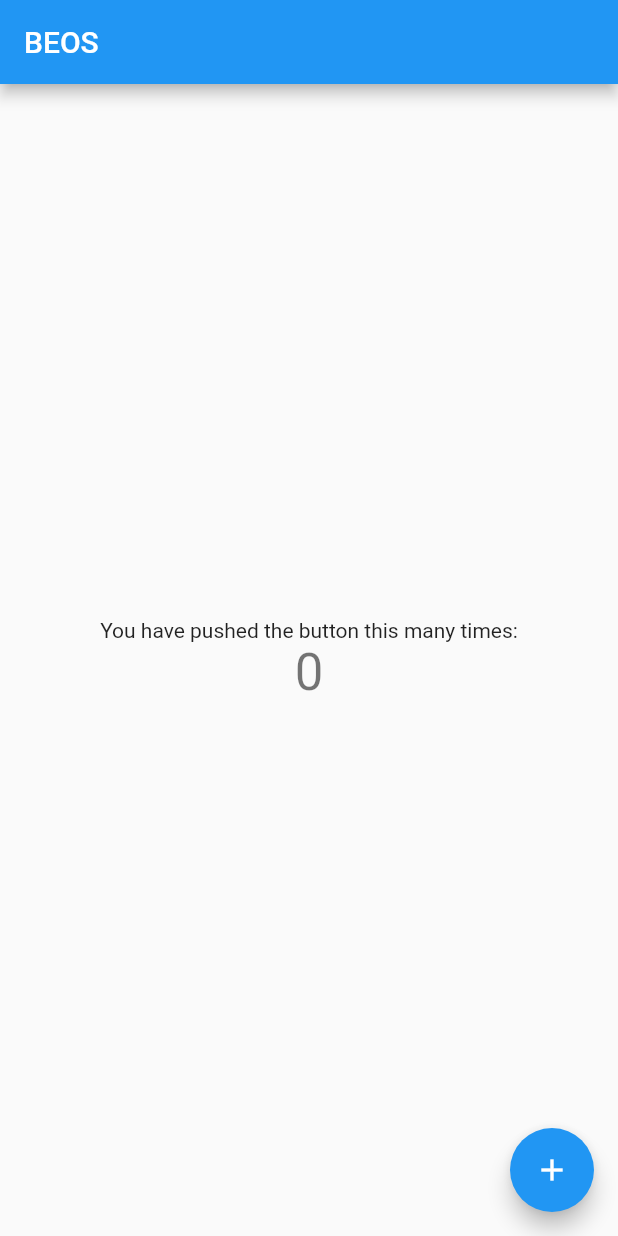
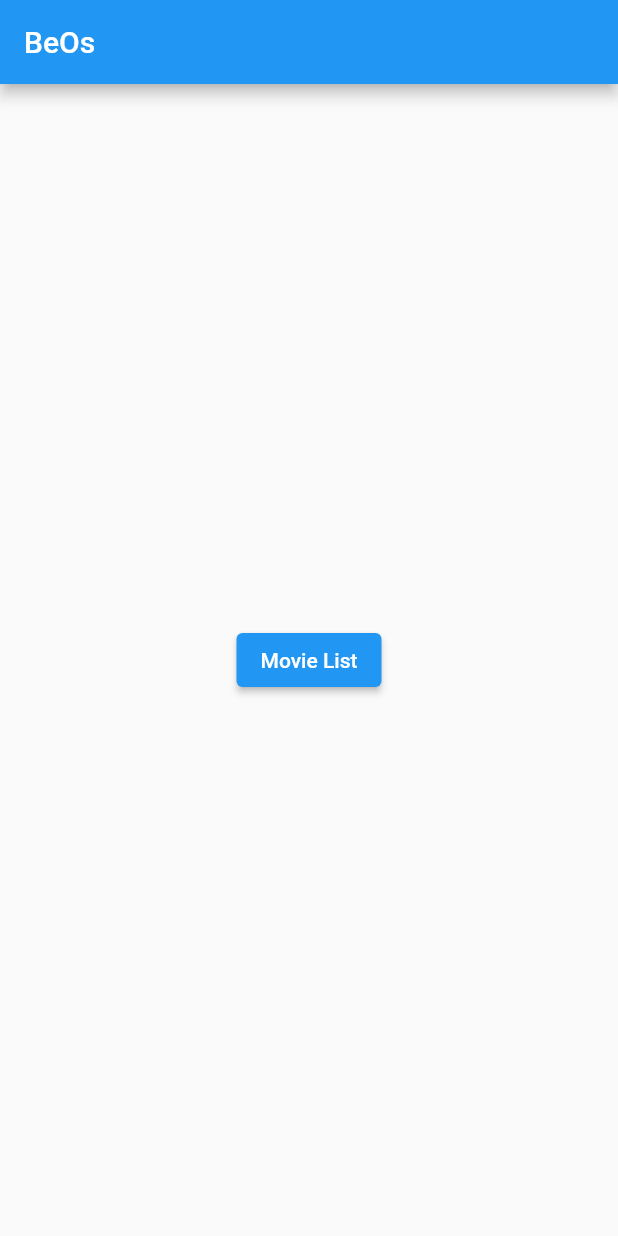
Before and after one commit to gmiak/agilesoftware_beos, a Flutter app: the screen it shows after launch, on a phone screen of 412 x 824 dp. Run offline on Flutter 3.47's test engine with Material 2 defaults, Android fonts, the phone set to English and light mode, and no system bars; our stand-ins replace firebase_core; missing offline and left inert: tmdb_api; accounts and stored records are empty.

Commit message:
Added button in main.dart for navigate to movieList.dart

```diff
--- a/app/lib/main.dart
+++ b/app/lib/main.dart
@@ -18,14 +18,6 @@ class MyApp extends StatelessWidget {
     return MaterialApp(
         title: 'Flutter Demo',
         theme: ThemeData(
-          // This is the theme of your application.
-          //
-          // Try running your application with "flutter run". You'll see the
-          // application has a blue toolbar. Then, without quitting the app, try
-          // changing the primarySwatch below to Colors.green and then invoke
-          // "hot reload" (press "r" in the console where you ran "flutter run",
-          // or simply save your changes to "hot reload" in a Flutter IDE).
-          // Notice that the counter didn't reset back to zero; the application
           // is not restarted.
           primarySwatch: Colors.blue,
         ),
@@ -37,7 +29,7 @@ class MyApp extends StatelessWidget {
                 print('You have an error!');
                 return Text('Something went wrong!');
               } else if (snapshot.hasData) {
-                return MyHomePage(title: 'BEOS'); //Hämtat klart.
+                return MyHomePage(title: 'BeOs'); //Hämtat klart.
               } else {
                 return Center(child: CircularProgressIndicator() //Väntar.
                     );
@@ -46,17 +38,13 @@ class MyApp extends StatelessWidget {
   }
 }
 
+// This class is the configuration for the state. It holds the values (in this
+// case the title) provided by the parent (in this case the App widget) and
+// used by the build method of the State. Fields in a Widget subclass are
+// always marked "final".
+
 class MyHomePage extends StatefulWidget {
   MyHomePage({Key key, this.title}) : super(key: key);
-
-  // This widget is the home page of your application. It is stateful, meaning
-  // that it has a State object (defined below) that contains fields that affect
-  // how it looks.
-
-  // This class is the configuration for the state. It holds the values (in this
-  // case the title) provided by the parent (in this case the App widget) and
-  // used by the build method of the State. Fields in a Widget subclass are
-  // always marked "final".
 
   final String title;
 
@@ -65,27 +53,8 @@ class MyHomePage extends StatefulWidget {
 }
 
 class _MyHomePageState extends State<MyHomePage> {
-  int _counter = 0;
-
-  void _incrementCounter() {
-    setState(() {
-      // This call to setState tells the Flutter framework that something has
-      // changed in this State, which causes it to rerun the build method below
-      // so that the display can reflect the updated values. If we changed
-      // _counter without calling setState(), then the build method would not be
-      // called again, and so nothing would appear to happen.
-      _counter++;
-    });
-  }
-
   @override
   Widget build(BuildContext context) {
-    // This method is rerun every time setState is called, for instance as done
-    // by the _incrementCounter method above.
-    //
-    // The Flutter framework has been optimized to make rerunning build methods
-    // fast, so that you can just rebuild anything that needs updating rather
-    // than having to individually change instances of widgets.
     return Scaffold(
       appBar: AppBar(
         // Here we take the value from the MyHomePage object that was created by
@@ -95,38 +64,17 @@ class _MyHomePageState extends State<MyHomePage> {
       body: Center(
         // Center is a layout widget. It takes a single child and positions it
         // in the middle of the parent.
-        child: Column(
-          // Column is also a layout widget. It takes a list of children and
-          // arranges them vertically. By default, it sizes itself to fit its
-          // children horizontally, and tries to be as tall as its parent.
-          //
-          // Invoke "debug painting" (press "p" in the console, choose the
-          // "Toggle Debug Paint" action from the Flutter Inspector in Android
-          // Studio, or the "Toggle Debug Paint" command in Visual Studio Code)
-          // to see the wireframe for each widget.
-          //
-          // Column has various properties to control how it sizes itself and
-          // how it positions its children. Here we use mainAxisAlignment to
-          // center the children vertically; the main axis here is the vertical
-          // axis because Columns are vertical (the cross axis would be
-          // horizontal).
-          mainAxisAlignment: MainAxisAlignment.center,
-          children: <Widget>[
-            Text(
-              'You have pushed the button this many times:',
-            ),
-            Text(
-              '$_counter',
-              style: Theme.of(context).textTheme.headline4,
-            ),
-          ],
+        child: ElevatedButton(
+          child: Text("Movie List"),
+          onPressed: () {
+            Navigator.push(
+              context,
+              MaterialPageRoute(builder: (context) => null),
+            );
+          },
         ),
+        // This trailing comma makes auto-formatting nicer for build methods.
       ),
-      floatingActionButton: FloatingActionButton(
-        onPressed: _incrementCounter,
-        tooltip: 'Increment',
-        child: Icon(Icons.add),
-      ), // This trailing comma makes auto-formatting nicer for build methods.
     );
   }
 }
--- a/app/lib/movieList.dart
+++ b/app/lib/movieList.dart
@@ -0,0 +1,49 @@
+import 'package:app/controller/movieController.dart';
+import 'package:app/model/movieModelInfo.dart';
+import 'package:app/view/movieViewInfo.dart';
+import 'package:flutter/material.dart';
+
+void main() {
+  runApp(MyApp());
+}
+
+class MyApp extends StatefulWidget {
+  @override
+  _App createState() => _App();
+}
+
+class _App extends State<MyApp> {
+  List<MovieModelInfo> _movies = new List<MovieModelInfo>();
+  MovieController movieController = new MovieController(pageCall: 2);
+
+  // Function to initiate the movies
+  @override
+  void initState() {
+    super.initState();
+    _populateAllMovies();
+  }
+
+  // Function to get all movies we fetched
+  void _populateAllMovies() async {
+    final movies = await movieController.fetchAllMovies();
+    setState(() {
+      _movies = movies;
+    });
+  }
+
+  // This widget is the root of your application.
+  @override
+  Widget build(BuildContext context) {
+    return MaterialApp(
+        title: 'Movies App',
+        theme: ThemeData(
+          primarySwatch: Colors.blue,
+        ),
+        home: Scaffold(
+          appBar: AppBar(
+            title: Text("BeOs"),
+          ),
+          body: MovieViewInfo(movies: _movies),
+        ));
+  }
+}
```
